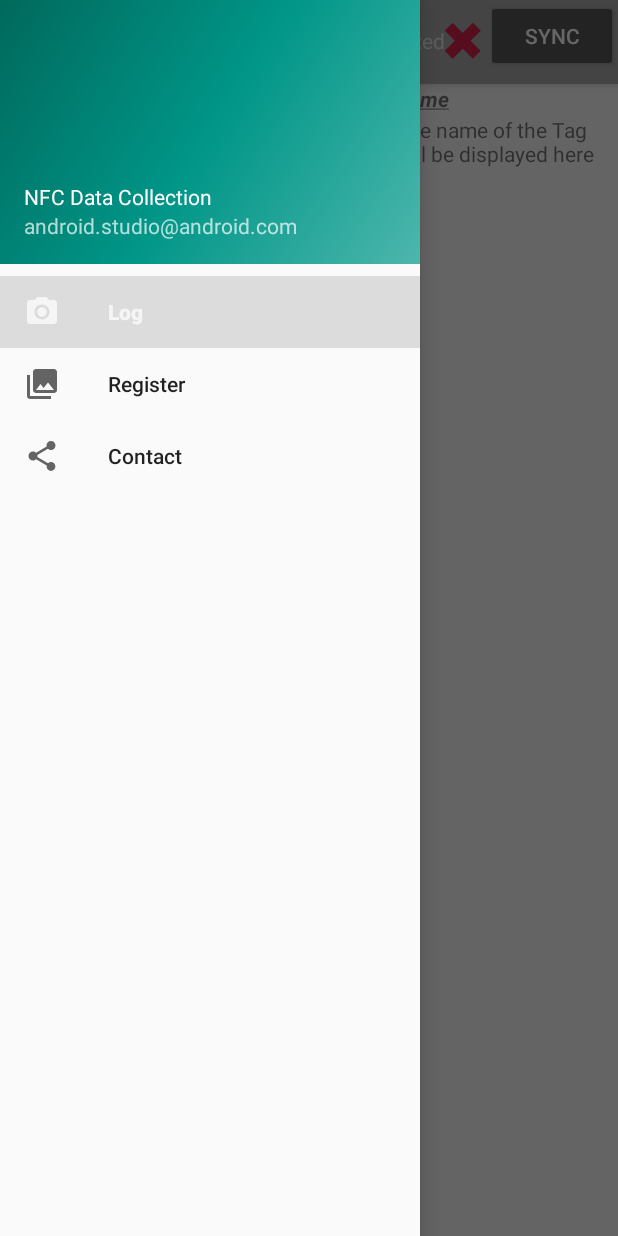
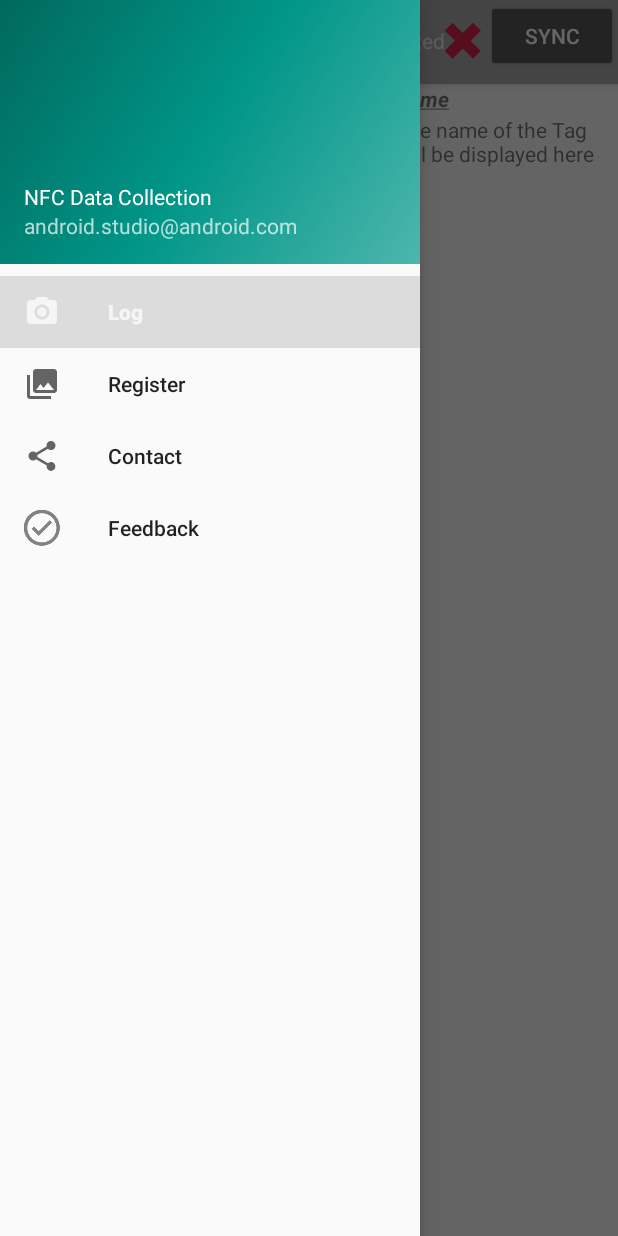
Before and after one commit to Azlond/NFCDataCollection, an Android app: the screen it shows after launch (Navigation), with the side drawer open, on a phone screen of 412 x 824 dp. Run offline under Robolectric (Android 15) with nearby library versions, the phone set to English and light mode, and no system bars; 6 statements that could not run were skipped.

Commit message:
added feedback fragment with link to potential survey

```diff
--- a/build.gradle
+++ b/build.gradle
@@ -10,6 +10,7 @@ buildscript {
     }
     dependencies {
         classpath 'com.android.tools.build:gradle:2.3.2'
+        classpath 'com.google.gms:google-services:1.5.0'
 
         // NOTE: Do not place your application dependencies here; they belong
         // in the individual module build.gradle files
--- a/mobile/src/main/res/menu/activity_navigation_drawer.xml
+++ b/mobile/src/main/res/menu/activity_navigation_drawer.xml
@@ -16,6 +16,10 @@
             android:id="@+id/nav_contact"
             android:icon="@drawable/ic_menu_share"
             android:title="@string/nav_contact" />
+        <item
+            android:id="@+id/nav_feedback"
+            android:icon="@drawable/ic_action_check"
+            android:title="@string/nav_feedback" />
     </group>
 
 </menu>
--- a/mobile/src/main/res/values/arrays.xml
+++ b/mobile/src/main/res/values/arrays.xml
@@ -4,7 +4,7 @@
         <item>Log</item>
         <item>Register</item>
         <item>Contact</item>
-        <item>fourth</item>
+        <item>Feedback</item>
         <item>fifth</item>
     </array>
 </resources>
--- a/mobile/src/main/res/values/strings.xml
+++ b/mobile/src/main/res/values/strings.xml
@@ -4,6 +4,7 @@
     <string name="nav_register">Register</string>
     <string name="nav_header_title">NFC Data Collection</string>
     <string name="nav_contact">Contact</string>
+    <string name="nav_feedback">Feedback</string>
 
     <!-- TODO: Remove or change this placeholder text -->
     <string name="hello_blank_fragment">Contact information will be displayed here</string>
--- a/wear/src/main/java/com/sintho/nfcdatacollection/communication/Sync.java
+++ b/wear/src/main/java/com/sintho/nfcdatacollection/communication/Sync.java
@@ -99,7 +99,7 @@ public class Sync extends IntentService {
     private void checkBatteryLife() {
         BatteryManager bm = (BatteryManager) getSystemService(BATTERY_SERVICE);
         int batteryLevel = bm.getIntProperty(BatteryManager.BATTERY_PROPERTY_CAPACITY);
-        Log.d("MAINACTIVITY", Integer.toString(batteryLevel));
+        Log.d(LOGTAG, String.format("Battery level: %d", batteryLevel));
         SharedPreferences prefs = getSharedPreferences(MainActivity.SHAREDPREFERENCESKEY, MODE_PRIVATE);
         boolean batteryNotificationSent = prefs.getBoolean(MainActivity.BATTERYNOTIFICATION, false);
         if (batteryLevel < 50 && !batteryNotificationSent) {
```
Also changed, not shown: mobile/src/main/java/com/sintho/nfcdatacollection/Navigation.java (+8 -0 lines), mobile/src/main/java/com/sintho/nfcdatacollection/fragments/Frag_Feedback.java (added, +47 -0 lines), mobile/src/main/res/layout/fragment_frag__feedback.xml (added, +13 -0 lines).
